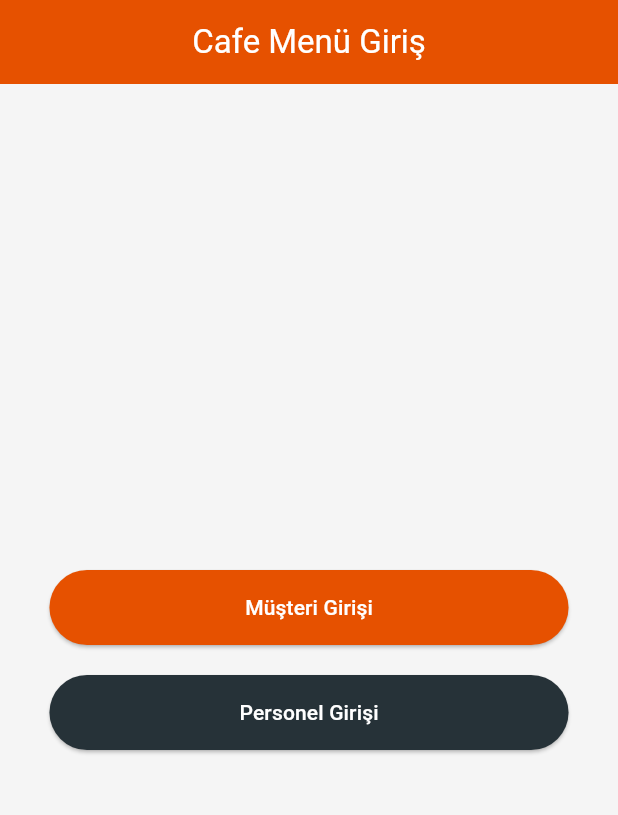
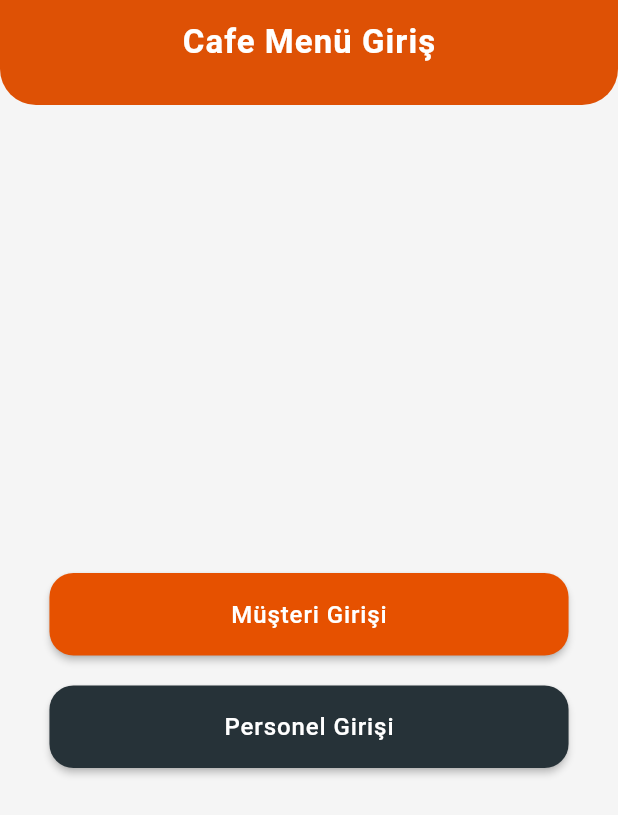
Before and after one commit to btnahmet/cafe_menu, a Flutter app: the screen it shows after launch, on a phone screen of 412 x 824 dp. Shown: the top 815 px of the screen. Run offline on Flutter 3.47's test engine with Material 3 defaults, Android fonts, the phone set to English and light mode, and no system bars.

Commit message:
Son Müşteri Düzenleme Commit

```diff
--- a/lib/screens/customer_home_screen.dart
+++ b/lib/screens/customer_home_screen.dart
@@ -1,7 +1,7 @@
-import 'package:cafe_menu/constants/dummy_category_products.dart';
+import 'package:cafe_menu/widget/dummy_category_products.dart';
 import 'package:cafe_menu/screens/product_list_screen.dart';
 import 'package:flutter/material.dart';
-import 'package:cafe_menu/constants/dummy_categories.dart';
+import 'package:cafe_menu/widget/dummy_categories.dart';
 import 'package:cafe_menu/models/category_model.dart';
 
 class CustomerHomeScreen extends StatelessWidget {
--- a/lib/screens/home_selection_screen.dart
+++ b/lib/screens/home_selection_screen.dart
@@ -1,7 +1,6 @@
 import 'package:cafe_menu/constants/aoo_colors.dart';
 import 'package:cafe_menu/screens/customer_home_screen.dart';
 import 'package:flutter/material.dart';
-
 
 class HomeSelectionScreen extends StatelessWidget {
   const HomeSelectionScreen({super.key});
@@ -10,12 +9,30 @@ class HomeSelectionScreen extends StatelessWidget {
   Widget build(BuildContext context) {
     final width = MediaQuery.of(context).size.width;
 
-    return Scaffold(
-      appBar: AppBar(
-        title: const Text('Cafe Menü Giriş'),
+    return SafeArea(
+      child: Scaffold(
+        backgroundColor: AppColors.background,
+        appBar: PreferredSize(
+          preferredSize: const Size.fromHeight(70),
+          child: AppBar(
+            elevation: 4,
             backgroundColor: AppColors.primary,
             foregroundColor: Colors.white,
             centerTitle: true,
+            shape: const RoundedRectangleBorder(
+              borderRadius: BorderRadius.vertical(
+                bottom: Radius.circular(24),
+              ),
+            ),
+            title: const Text(
+              'Cafe Menü Giriş',
+              style: TextStyle(
+                fontWeight: FontWeight.w600,
+                fontSize: 22,
+                letterSpacing: 0.7,
+              ),
+            ),
+          ),
         ),
         body: Center(
           child: Padding(
@@ -23,28 +40,56 @@ class HomeSelectionScreen extends StatelessWidget {
             child: Column(
               mainAxisAlignment: MainAxisAlignment.center,
               children: [
-              ElevatedButton(
+                _buildButton(
+                  label: "Müşteri Girişi",
+                  color: AppColors.primary,
                   onPressed: () {
-                  Navigator.push(context,
+                    Navigator.push(
+                      context,
                       MaterialPageRoute(builder: (context) => const CustomerHomeScreen()),
                     );
                   },
-                style: ElevatedButton.styleFrom(
-                  backgroundColor: AppColors.primary,
-                  minimumSize: const Size(double.infinity, 50),
-                ),
-                child: const Text("Müşteri Girişi", style: TextStyle(color: Colors.white)),
                 ),
                 const SizedBox(height: 20),
-              ElevatedButton(
-                onPressed: () {},
-                style: ElevatedButton.styleFrom(
-                  backgroundColor: AppColors.secondary,
-                  minimumSize: const Size(double.infinity, 50),
-                ),
-                child: const Text("Personel Girişi", style: TextStyle(color: Colors.white)),
+                _buildButton(
+                  label: "Personel Girişi",
+                  color: AppColors.secondary,
+                  onPressed: () {
+                    // TODO: Personel ekranına yönlendirme yapılacak
+                  },
                 ),
               ],
+            ),
+          ),
+        ),
+      ),
+    );
+  }
+
+  Widget _buildButton({
+    required String label,
+    required Color color,
+    required VoidCallback onPressed,
+  }) {
+    return SizedBox(
+      width: double.infinity,
+      height: 55,
+      child: ElevatedButton(
+        onPressed: onPressed,
+        style: ElevatedButton.styleFrom(
+          backgroundColor: color,
+          shape: RoundedRectangleBorder(
+            borderRadius: BorderRadius.circular(16),
+          ),
+          elevation: 2,
+        ),
+        child: Text(
+          label,
+          style: const TextStyle(
+            color: Colors.white,
+            fontSize: 16,
+            letterSpacing: 0.6,
+            fontWeight: FontWeight.w500,
           ),
         ),
       ),
--- a/lib/constants/dummy_products.dart
+++ b/lib/widget/dummy_products.dart
@@ -1,4 +1,4 @@
-import 'package:cafe_menu/models/product_model.dart';
+import '../models/product_model.dart';
 
 final List<ProductModel> dummyFoodProducts = [
   ProductModel(id: 'f1', name: 'Tavuk Izgara', description: 'Pilav, köz biber, domates, salata', price: 120, imagePath: 'lib/constants/images/blueberry_mojito.jpg'),
@@ -68,6 +68,6 @@ final List<ProductModel> dummyExtras = [
   ProductModel(id: 'ex2', name: 'Ranch Sos', description: 'Yoğurt ve baharat karışımı', price: 12, imagePath: 'lib/constants/images/blueberry_mojito.jpg'),
   ProductModel(id: 'ex3', name: 'BBQ Sos', description: 'Füme aromalı sos', price: 14, imagePath: 'lib/constants/images/blueberry_mojito.jpg'),
   ProductModel(id: 'ex4', name: 'Acı Sos', description: 'Baharatlı sevenlere özel', price: 10, imagePath: 'lib/constants/images/blueberry_mojito.jpg'),
-  ProductModel(id: 'ex5', name: 'Kaşık Seti', description: 'Bıçak, çatal, kaşık takımı', price: 5, imagePath: 'lib/constants/images/blueberry_mojito.jpg'),
-  ProductModel(id: 'ex6', name: 'Peçete', description: 'Hijyenik kağıt peçete', price: 2, imagePath: 'lib/constants/images/blueberry_mojito.jpg'),
+  // ProductModel(id: 'ex5', name: 'Kaşık Seti', description: 'Bıçak, çatal, kaşık takımı', price: 5, imagePath: 'lib/constants/images/blueberry_mojito.jpg'),
+  // ProductModel(id: 'ex6', name: 'Peçete', description: 'Hijyenik kağıt peçete', price: 2, imagePath: 'lib/constants/images/blueberry_mojito.jpg'),
 ];
--- a/pubspec.yaml
+++ b/pubspec.yaml
@@ -61,7 +61,8 @@ flutter:
   # To add assets to your application, add an assets section, like this:
   assets:
   - C:/Users/ahmet/flutterApp/cafe_menu/lib/constants/images/images.jpg
-  - lib/constants/images/blueberry_mojito.jpg
+  - C:/Users/ahmet/flutterApp/cafe_menu/lib/constants/images/blueberry_mojito.jpg
+  # - lib/constants/images/
 
   # An image asset can refer to one or more resolution-specific "variants", see
   # https://flutter.dev/assets-and-images/#resolution-aware
```
Also changed, not shown: lib/screens/product_list_screen.dart (+25 -14 lines), lib/widget/dummy_categories.dart (renamed from lib/constants/dummy_categories.dart), lib/widget/dummy_category_products.dart (renamed from lib/constants/dummy_category_products.dart). Lines whose indentation alone changed are shown as unchanged.
